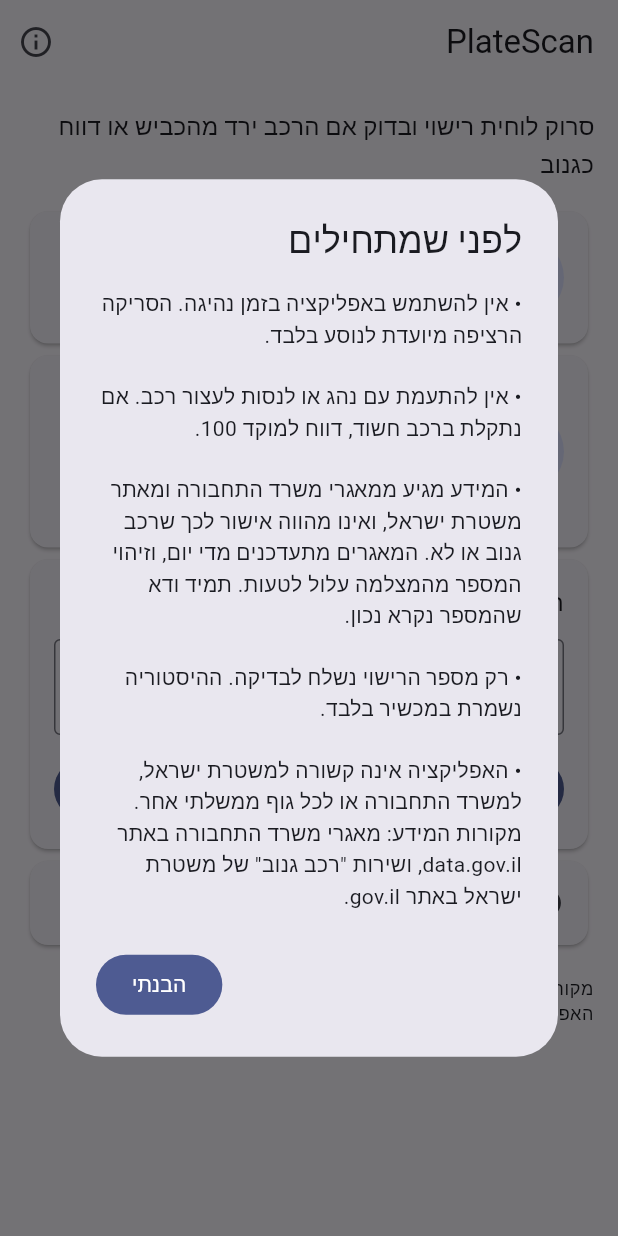
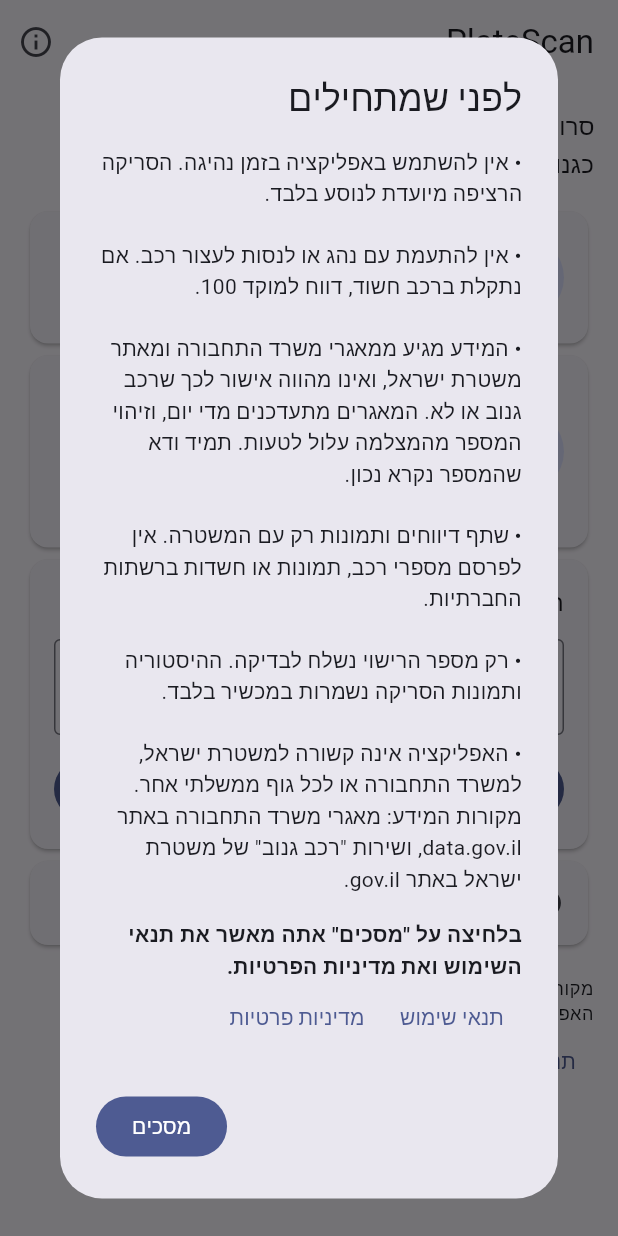
Before and after one commit to aviel-lanzman/Plate-Scan, a Flutter app: the screen it shows after launch, after a tap on the "info outline" icon, on a phone screen of 412 x 824 dp. Run offline on Flutter 3.47's test engine with Material 3 defaults, Android fonts, the phone set to English and light mode, and no system bars; our stand-ins replace camera, geolocator, share_plus, shared_preferences, wakelock_plus, webview_flutter; missing offline and left inert: google_mlkit_text_recognition.

Commit message:
feat(legal): add terms of use, accessibility statement and consent
- Terms of use (he/en): not affiliated with the government, results are
  not confirmation, no use while driving, no confrontation, share only
  with the police and never publicly, false reports are an offence, no
  warranty to the extent the law allows, Israeli law.
- Accessibility statement as the accessibility regulations require for
  apps: what was done, known limitations and a contact for problems.
- The privacy policy now covers report photos, the SMS button and the
  diagnostics Google ML Kit sends, which also changes the Data safety
  answers in the Play guide.
- The documents are bundled and shown in the app (About screen, home
  footer) from the same files published on the web. First run asks to
  accept the terms; the key is bumped so existing installs see it too.

Co-Authored-By: Claude Opus 5.5 <noreply@anthropic.com>

```diff
--- a/lib/screens/home_screen.dart
+++ b/lib/screens/home_screen.dart
@@ -5,8 +5,10 @@ import 'package:shared_preferences/shared_preferences.dart';
 import '../app_services.dart';
 import '../services/plate_parser.dart';
 import '../util/app_name.dart';
+import 'about_screen.dart';
 import 'continuous_scan_screen.dart';
 import 'history_screen.dart';
+import 'legal_doc_screen.dart';
 import 'result_screen.dart';
 import 'single_scan_screen.dart';
 
@@ -20,7 +22,8 @@ class HomeScreen extends StatefulWidget {
 }
 
 class _HomeScreenState extends State<HomeScreen> {
-  static const _disclaimerKey = 'disclaimer_accepted_v1';
+  // v2 added the terms of use and report photos, so v1 users accept again.
+  static const _disclaimerKey = 'disclaimer_accepted_v2';
 
   final _plateController = TextEditingController();
   String? _plateError;
@@ -46,31 +49,59 @@ class _HomeScreenState extends State<HomeScreen> {
       // Without storage, show the disclaimer every launch rather than never.
     }
     if (!mounted) return;
-    await _showDisclaimer();
+    await _showDisclaimer(firstRun: true);
     await prefs?.setBool(_disclaimerKey, true);
   }
 
-  Future<void> _showDisclaimer() => showDialog<void>(
+  /// On first run the user accepts the terms; later it is just a reminder.
+  Future<void> _showDisclaimer({bool firstRun = false}) => showDialog<void>(
     context: context,
-    barrierDismissible: false,
+    barrierDismissible: !firstRun,
     builder: (context) => AlertDialog(
       title: const Text('לפני שמתחילים'),
-      content: const SingleChildScrollView(
-        child: Text(
+      content: SingleChildScrollView(
+        child: Column(
+          crossAxisAlignment: CrossAxisAlignment.start,
+          children: [
+            const Text(
               '• אין להשתמש באפליקציה בזמן נהיגה. הסריקה הרציפה מיועדת לנוסע בלבד.\n\n'
               '• אין להתעמת עם נהג או לנסות לעצור רכב. אם נתקלת ברכב חשוד, דווח למוקד 100.\n\n'
               '• המידע מגיע ממאגרי משרד התחבורה ומאתר משטרת ישראל, ואינו מהווה אישור לכך שרכב גנוב או לא. '
               'המאגרים מתעדכנים מדי יום, וזיהוי המספר מהמצלמה עלול לטעות. תמיד ודא שהמספר נקרא נכון.\n\n'
-          '• רק מספר הרישוי נשלח לבדיקה. ההיסטוריה נשמרת במכשיר בלבד.\n\n'
+              '• שתף דיווחים ותמונות רק עם המשטרה. אין לפרסם מספרי רכב, תמונות או חשדות ברשתות החברתיות.\n\n'
+              '• רק מספר הרישוי נשלח לבדיקה. ההיסטוריה ותמונות הסריקה נשמרות במכשיר בלבד.\n\n'
               '• האפליקציה אינה קשורה למשטרת ישראל, למשרד התחבורה או לכל גוף ממשלתי אחר. '
               'מקורות המידע: מאגרי משרד התחבורה באתר data.gov.il, '
               'ושירות "רכב גנוב" של משטרת ישראל באתר gov.il.',
+            ),
+            if (firstRun) ...[
+              const SizedBox(height: 16),
+              const Text(
+                'בלחיצה על "מסכים" אתה מאשר את תנאי השימוש ואת מדיניות הפרטיות.',
+                style: TextStyle(fontWeight: FontWeight.bold),
+              ),
+              Wrap(
+                children: [
+                  for (final doc in [LegalDoc.terms, LegalDoc.privacy])
+                    TextButton(
+                      onPressed: () => Navigator.push(
+                        context,
+                        MaterialPageRoute<void>(
+                          builder: (_) => LegalDocScreen(doc),
+                        ),
+                      ),
+                      child: Text(doc.title),
+                    ),
+                ],
+              ),
+            ],
+          ],
         ),
       ),
       actions: [
         FilledButton(
           onPressed: () => Navigator.pop(context),
-          child: const Text('הבנתי'),
+          child: Text(firstRun ? 'מסכים' : 'סגור'),
         ),
       ],
     ),
@@ -100,7 +131,8 @@ class _HomeScreenState extends State<HomeScreen> {
           IconButton(
             tooltip: 'מידע ותנאי שימוש',
             icon: const Icon(Icons.info_outline),
-            onPressed: _showDisclaimer,
+            onPressed: () =>
+                _open(AboutScreen(onShowGuidelines: _showDisclaimer)),
           ),
         ],
       ),
@@ -175,6 +207,17 @@ class _HomeScreenState extends State<HomeScreen> {
               'האפליקציה אינה אפליקציה ממשלתית. בחירום: 100.',
               style: theme.textTheme.bodySmall,
             ),
+            // The accessibility regulations ask for the statement to be easy
+            // to find, so the documents are linked here too.
+            Wrap(
+              children: [
+                for (final doc in LegalDoc.values)
+                  TextButton(
+                    onPressed: () => _open(LegalDocScreen(doc)),
+                    child: Text(doc.title),
+                  ),
+              ],
+            ),
           ],
         ),
       ),
--- /dev/null
+++ b/lib/screens/legal_doc_screen.dart
@@ -0,0 +1,51 @@
+import 'package:flutter/material.dart';
+import 'package:url_launcher/url_launcher.dart';
+import 'package:webview_flutter/webview_flutter.dart';
+
+/// The documents in docs/, bundled with the app and also published on the
+/// web for the store listing, so both always show the same text.
+enum LegalDoc {
+  terms('תנאי שימוש', 'docs/terms.html'),
+  privacy('מדיניות פרטיות', 'docs/privacy-policy.html'),
+  accessibility('הצהרת נגישות', 'docs/accessibility.html');
+
+  const LegalDoc(this.title, this.asset);
+
+  final String title;
+  final String asset;
+}
+
+/// Shows a bundled [LegalDoc]. Links leave the app, except links between the
+/// bundled documents.
+class LegalDocScreen extends StatefulWidget {
+  const LegalDocScreen(this.doc, {super.key});
+
+  final LegalDoc doc;
+
+  @override
+  State<LegalDocScreen> createState() => _LegalDocScreenState();
+}
+
+class _LegalDocScreenState extends State<LegalDocScreen> {
+  late final _controller = WebViewController()
+    ..setJavaScriptMode(JavaScriptMode.disabled)
+    ..setNavigationDelegate(
+      NavigationDelegate(
+        onNavigationRequest: (request) {
+          final uri = Uri.parse(request.url);
+          if (uri.scheme == 'file') return NavigationDecision.navigate;
+          launchUrl(uri, mode: LaunchMode.externalApplication);
+          return NavigationDecision.prevent;
+        },
+      ),
+    )
+    ..loadFlutterAsset(widget.doc.asset);
+
+  @override
+  Widget build(BuildContext context) {
+    return Scaffold(
+      appBar: AppBar(title: Text(widget.doc.title)),
+      body: WebViewWidget(controller: _controller),
+    );
+  }
+}
```
Also changed, not shown: lib/screens/about_screen.dart (added, +67 -0 lines), pubspec.yaml (+5 -4 lines), 5 other files. Lines whose indentation alone changed are shown as unchanged.
